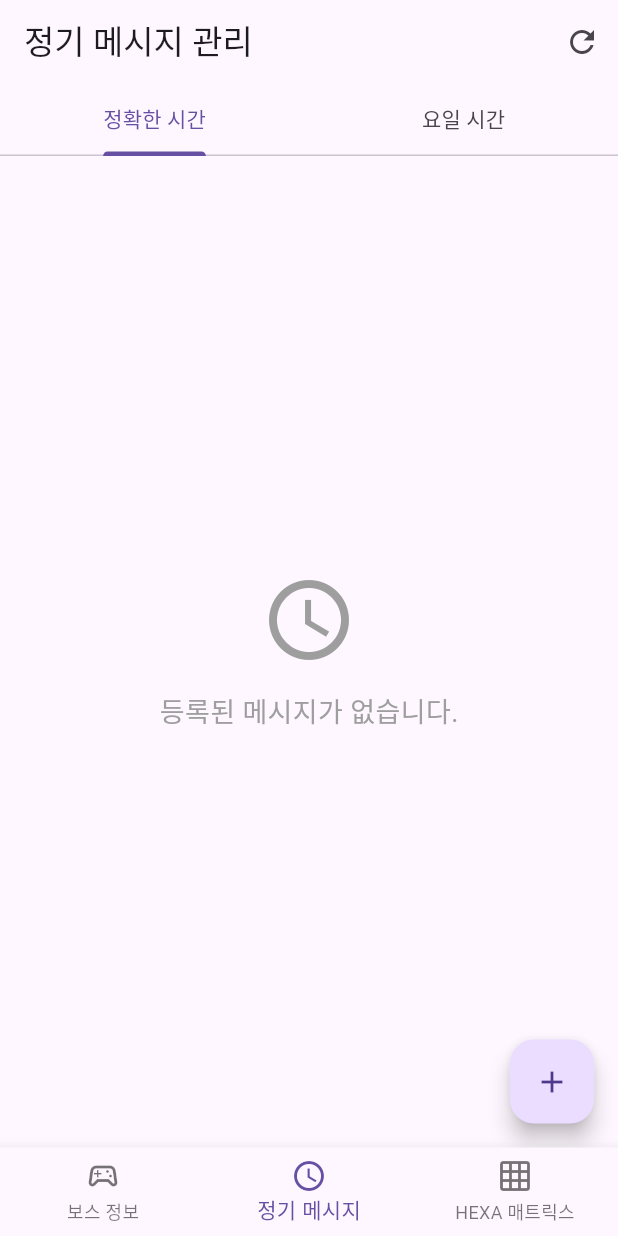
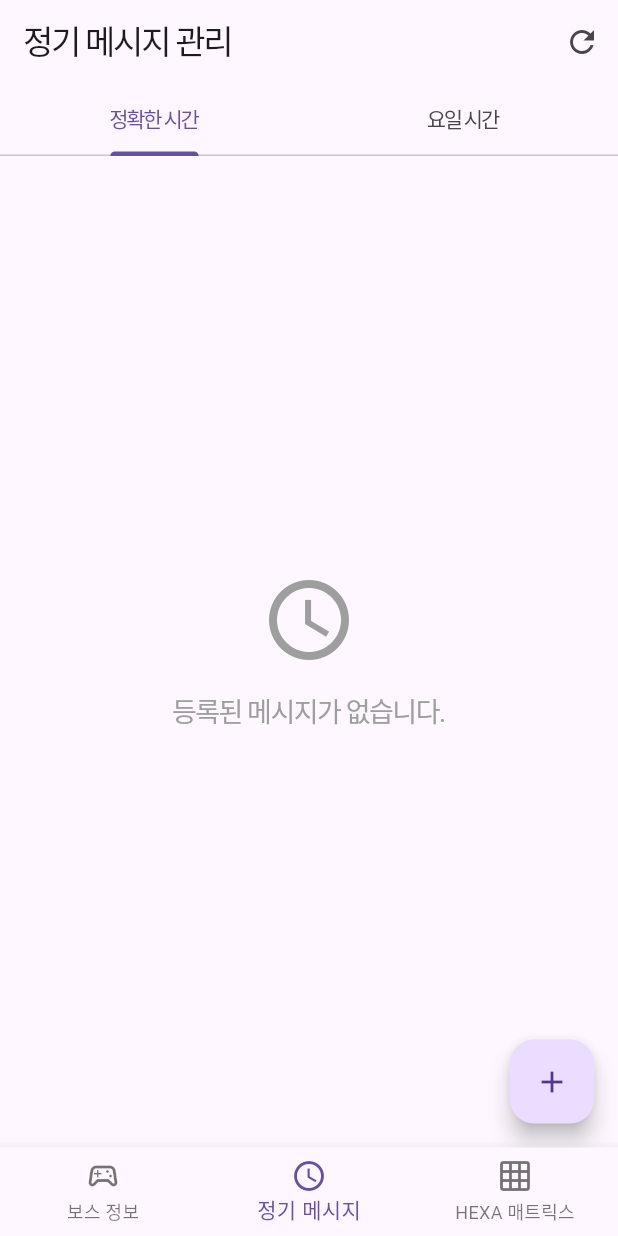
Before and after one commit to emotionalboySY/gsbot_manager, a Flutter app: the screen it shows after launch, item 2 of the bottom bar chosen, on a phone screen of 412 x 824 dp. Run offline on Flutter 3.47's test engine with Material 3 defaults, Android fonts, the phone set to English and light mode, and no system bars; our stand-ins replace dio, get; network calls fail.

Commit message:
feat: develop looks for exactTime list

```diff
--- a/lib/screens/interval_message/index.dart
+++ b/lib/screens/interval_message/index.dart
@@ -16,13 +16,21 @@ class IntervalMessageScreen extends GetView<IntervalMessageController> {
       length: 2,
       child: Scaffold(
         appBar: AppBar(
-          title: Text('정기 메시지 관리'),
+          title: Text(
+            '정기 메시지 관리',
+            style: TextStyle(
+              letterSpacing: -1.5,
+            ),
+          ),
           bottom: TabBar(
             onTap: (index) => controller.setTabIndex(index),
             tabs: [
               Tab(text: '정확한 시간'),
               Tab(text: '요일 시간'),
             ],
+            labelStyle: TextStyle(
+              letterSpacing: -1.5,
+            ),
           ),
           actions: [
             IconButton(
@@ -70,7 +78,7 @@ class IntervalMessageScreen extends GetView<IntervalMessageController> {
               SizedBox(height: 16),
               Text(
                 '등록된 메시지가 없습니다.',
-                style: TextStyle(fontSize: 18, color: Colors.grey),
+                style: TextStyle(fontSize: 18, color: Colors.grey, letterSpacing: -1),
               ),
             ],
           ),
@@ -154,6 +162,7 @@ class IntervalMessageScreen extends GetView<IntervalMessageController> {
                         fontSize: 16,
                         fontWeight: FontWeight.bold,
                         color: message.isActive ? Colors.black : Colors.grey,
+                        letterSpacing: -1,
                       ),
                     ),
                   ),
@@ -168,11 +177,22 @@ class IntervalMessageScreen extends GetView<IntervalMessageController> {
                 ],
               ),
               SizedBox(height: 8),
+              SizedBox(
+                height: 1,
+                width: double.infinity,
+                child: DecoratedBox(
+                  decoration: BoxDecoration(
+                    color: Colors.grey,
+                  ),
+                ),
+              ),
+              SizedBox(height: 8),
               Text(
                 message.message,
                 style: TextStyle(
                   fontSize: 14,
                   color: message.isActive ? Colors.black87 : Colors.grey,
+                  letterSpacing: -1,
                 ),
                 maxLines: 2,
                 overflow: TextOverflow.ellipsis,
```
Also changed, not shown: pubspec.lock.
